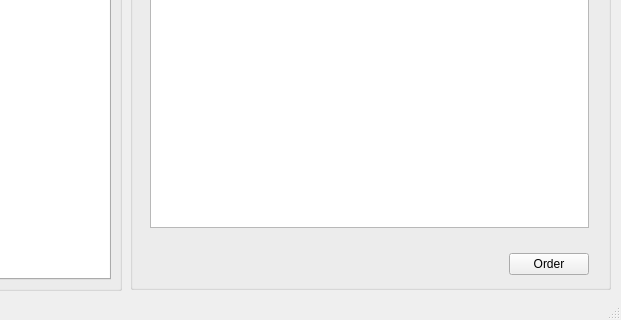
Before: the Qt Designer form QtSchoolCanteen/mainWindow.ui in IDemandASandwich/QtSchoolCanteen, drawn with Qt 5; both pictures show x 369 to 990 and y 310 to 630 of the 990 by 630 pixel window.
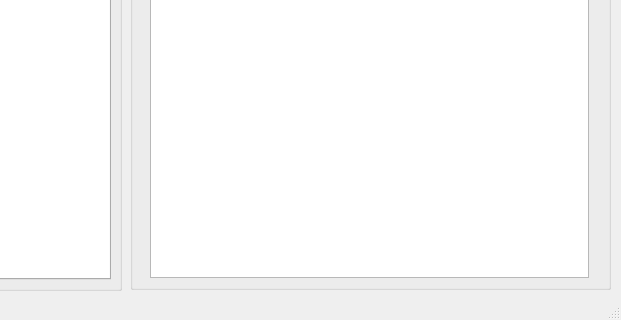
After: the same form once the commit is applied.

Commit message: Fixed major indexing bug in 'listWidgetOrders_doubleClicked' which in turn, works as expected

```diff
--- a/QtSchoolCanteen/mainWindow.ui
+++ b/QtSchoolCanteen/mainWindow.ui
@@ -293,7 +293,7 @@
        <x>9</x>
        <y>29</y>
        <width>461</width>
-       <height>461</height>
+       <height>511</height>
       </rect>
      </property>
      <layout class="QVBoxLayout" name="verticalLayout_4">
@@ -302,38 +302,6 @@
       </item>
      </layout>
     </widget>
-    <widget class="QWidget" name="horizontalLayoutWidget_3">
-     <property name="geometry">
-      <rect>
-       <x>9</x>
-       <y>490</y>
-       <width>461</width>
-       <height>51</height>
-      </rect>
-     </property>
-     <layout class="QHBoxLayout" name="horizontalLayout_3">
-      <item>
-       <spacer name="horizontalSpacer_4">
-        <property name="orientation">
-         <enum>Qt::Horizontal</enum>
-        </property>
-        <property name="sizeHint" stdset="0">
-         <size>
-          <width>40</width>
-          <height>20</height>
-         </size>
-        </property>
-       </spacer>
-      </item>
-      <item>
-       <widget class="QPushButton" name="pushButtonOrder">
-        <property name="text">
-         <string>Order</string>
-        </property>
-       </widget>
-      </item>
-     </layout>
-    </widget>
    </widget>
   </widget>
   <widget class="QStatusBar" name="statusBar"/>
```
The commit also changes 12 other files.
